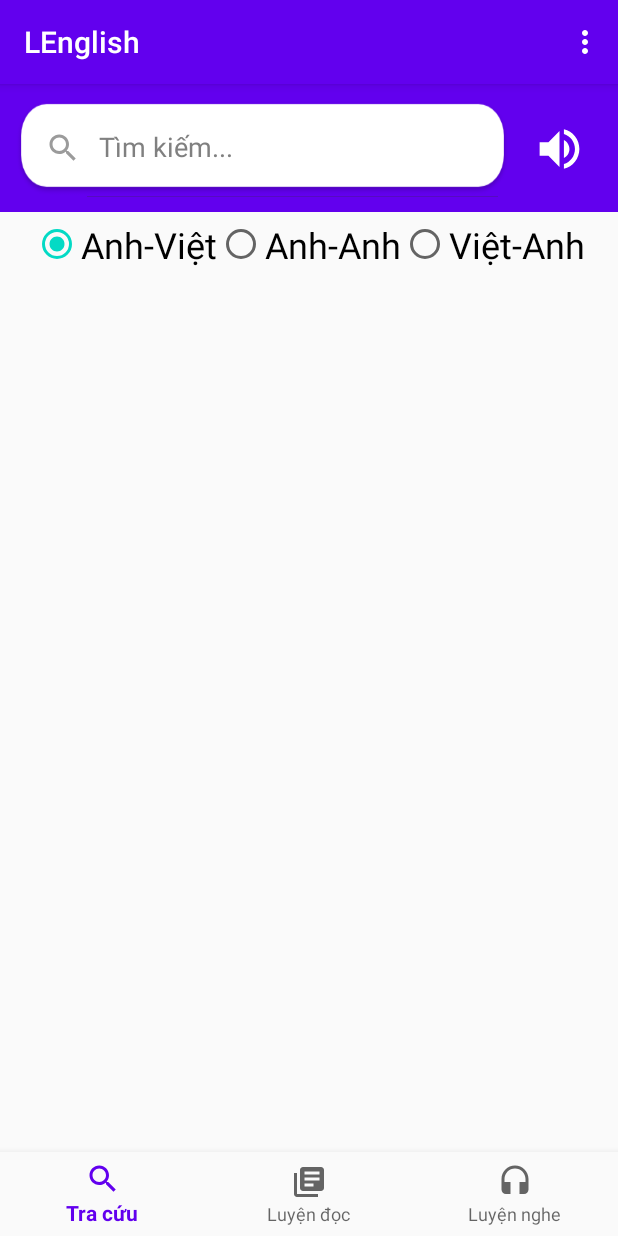
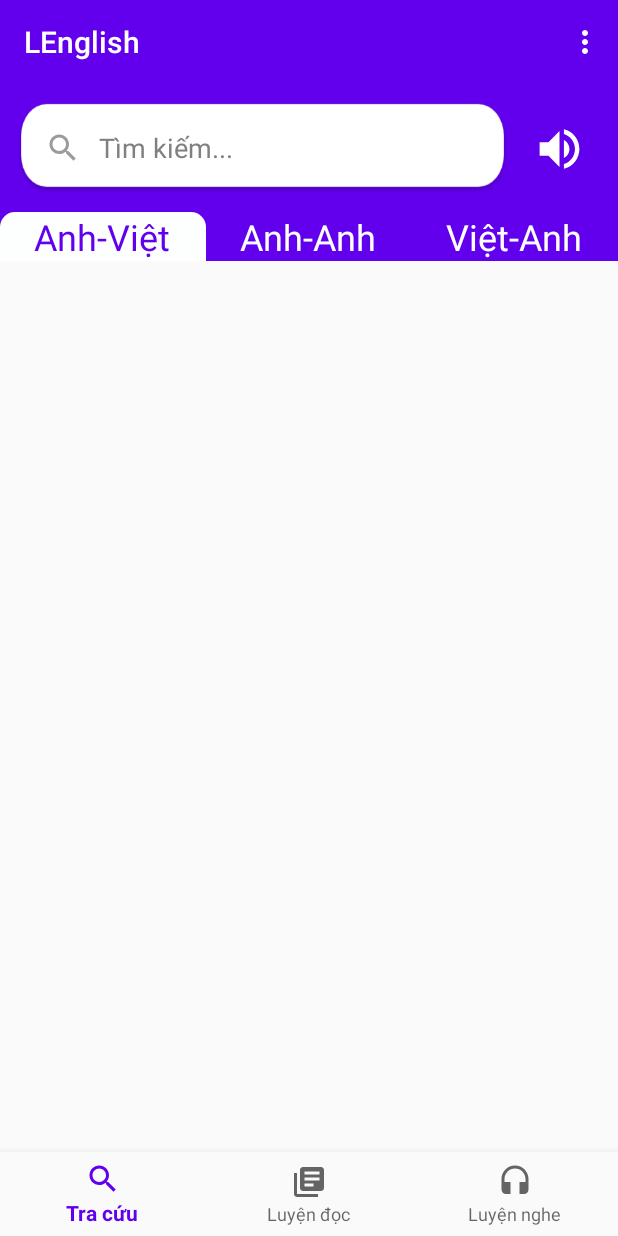
Before and after one commit to NguyenBaDat99/LTDD_TH71_Nhom8, an Android app: the screen it shows after launch (Main), on a phone screen of 412 x 824 dp. Run offline under Robolectric (Android 15) with nearby library versions, the phone set to English and light mode, and no system bars.

Commit message:
Chỉnh radio button fragment tra cứu

```diff
--- a/app/src/main/java/com/example/dictionary/fragment/TraCuuFragment.java
+++ b/app/src/main/java/com/example/dictionary/fragment/TraCuuFragment.java
@@ -1,5 +1,6 @@
 package com.example.dictionary.fragment;
 
+import android.graphics.Color;
 import android.media.AudioManager;
 import android.media.MediaPlayer;
 import android.os.Bundle;
@@ -7,6 +8,7 @@ import android.view.LayoutInflater;
 import android.view.View;
 import android.view.ViewGroup;
 import android.widget.Button;
+import android.widget.RadioButton;
 import android.widget.RadioGroup;
 import android.widget.TextView;
 
@@ -26,6 +28,8 @@ public class TraCuuFragment extends Fragment {
     int cachTraCuu = 0;  //Cách để tra cứu (0 = Anh-Việt; 1 = Anh-Anh; 2 = Việt-Anh)
     String tuCanTra = ""; //Từ cần tra
 
+    RadioButton rbAnhViet, rbAnhAnh, rbVietAnh;
+
     RadioGroup radioCachTraCuu;
     SearchView searchView;
     String url; //Đường dẫn cho api
@@ -40,6 +44,10 @@ public class TraCuuFragment extends Fragment {
 
         txtKetQua = view.findViewById(R.id.txtKetQua);
 
+        rbAnhViet = view.findViewById(R.id.radio_av);
+        rbAnhAnh = view.findViewById(R.id.radio_aa);
+        rbVietAnh = view.findViewById(R.id.radio_va);
+
         radioCachTraCuu = view .findViewById(R.id.radio_dich);
         radioCachTraCuu.setOnCheckedChangeListener(new RadioGroup.OnCheckedChangeListener(){
             public void onCheckedChanged(RadioGroup group, int checkedId) {
@@ -48,16 +56,29 @@ public class TraCuuFragment extends Fragment {
                 switch(checkedId) {
 
                     case R.id.radio_av:{
+                        rbAnhViet.setTextColor(Color.rgb(98,0,238));
+                        rbAnhAnh.setTextColor(Color.WHITE);
+                        rbVietAnh.setTextColor(Color.WHITE);
+
                         cachTraCuu = 0;
                         traTu(cachTraCuu);
+
                     }
                         break;
                     case R.id.radio_aa:{
+                        rbAnhAnh.setTextColor(Color.rgb(98,0,238));
+                        rbAnhViet.setTextColor(Color.WHITE);
+                        rbVietAnh.setTextColor(Color.WHITE);
+
                         cachTraCuu = 1;
                         traTu(cachTraCuu);
                     }
                         break;
                     case R.id.radio_va:{
+                        rbVietAnh.setTextColor(Color.rgb(98,0,238));
+                        rbAnhAnh.setTextColor(Color.WHITE);
+                        rbAnhViet.setTextColor(Color.WHITE);
+
                         traTu(cachTraCuu);
                     }break;
                 }
--- /dev/null
+++ b/app/src/main/res/drawable/radio_button_center_checked.xml
@@ -0,0 +1,6 @@
+<?xml version="1.0" encoding="utf-8"?>
+<shape android:shape="rectangle" xmlns:android="http://schemas.android.com/apk/res/android">
+    <solid android:color="@color/white"/>
+    <corners android:topRightRadius="10dp"
+        android:topLeftRadius="10dp"/>
+</shape>
--- /dev/null
+++ b/app/src/main/res/drawable/radio_button_center_selector.xml
@@ -0,0 +1,7 @@
+<?xml version="1.0" encoding="utf-8"?>
+<selector xmlns:android="http://schemas.android.com/apk/res/android">
+    <item android:drawable="@drawable/radio_button_center_checked"
+        android:state_checked="true"/>
+    <item android:drawable="@drawable/radio_button_center_unchecked"
+        android:state_checked="false"/>
+</selector>
--- /dev/null
+++ b/app/src/main/res/drawable/radio_button_center_unchecked.xml
@@ -0,0 +1,8 @@
+<?xml version="1.0" encoding="utf-8"?>
+<shape android:shape="rectangle" xmlns:android="http://schemas.android.com/apk/res/android">
+    <solid android:color="@color/colorPrimary"/>
+<!--    <corners android:topRightRadius="10dp"-->
+<!--        android:topLeftRadius="10dp"/>-->
+<!--    <stroke android:color="@color/colorPrimary"-->
+<!--        android:width="1dp"/>-->
+</shape>
--- /dev/null
+++ b/app/src/main/res/drawable/radio_button_left_checked.xml
@@ -0,0 +1,6 @@
+<?xml version="1.0" encoding="utf-8"?>
+<shape android:shape="rectangle" xmlns:android="http://schemas.android.com/apk/res/android">
+    <solid android:color="@color/white"/>
+    <corners android:topLeftRadius="10dp"
+        android:topRightRadius="10dp"/>
+</shape>
--- /dev/null
+++ b/app/src/main/res/drawable/radio_button_left_selector.xml
@@ -0,0 +1,7 @@
+<?xml version="1.0" encoding="utf-8"?>
+<selector xmlns:android="http://schemas.android.com/apk/res/android">
+    <item android:drawable="@drawable/radio_button_left_checked"
+        android:state_checked="true"/>
+    <item android:drawable="@drawable/radio_button_left_unchecked"
+        android:state_checked="false"/>
+</selector>
--- /dev/null
+++ b/app/src/main/res/drawable/radio_button_left_unchecked.xml
@@ -0,0 +1,8 @@
+<?xml version="1.0" encoding="utf-8"?>
+<shape android:shape="rectangle" xmlns:android="http://schemas.android.com/apk/res/android">
+    <solid android:color="@color/colorPrimary"/>
+<!--    <corners android:topRightRadius="10dp"-->
+<!--        android:topLeftRadius="10dp"/>-->
+<!--    <stroke android:color="@color/colorPrimary"-->
+<!--        android:width="1dp"/>-->
+</shape>
--- /dev/null
+++ b/app/src/main/res/drawable/radio_button_right_checked.xml
@@ -0,0 +1,6 @@
+<?xml version="1.0" encoding="utf-8"?>
+<shape android:shape="rectangle" xmlns:android="http://schemas.android.com/apk/res/android">
+    <solid android:color="@color/white"/>
+    <corners android:topRightRadius="10dp"
+            android:topLeftRadius="10dp"/>
+</shape>
--- /dev/null
+++ b/app/src/main/res/drawable/radio_button_right_selector.xml
@@ -0,0 +1,7 @@
+<?xml version="1.0" encoding="utf-8"?>
+<selector xmlns:android="http://schemas.android.com/apk/res/android">
+    <item android:drawable="@drawable/radio_button_right_checked"
+        android:state_checked="true"/>
+    <item android:drawable="@drawable/radio_button_right_unchecked"
+        android:state_checked="false"/>
+</selector>
--- /dev/null
+++ b/app/src/main/res/drawable/radio_button_right_unchecked.xml
@@ -0,0 +1,8 @@
+<?xml version="1.0" encoding="utf-8"?>
+<shape android:shape="rectangle" xmlns:android="http://schemas.android.com/apk/res/android">
+    <solid android:color="@color/colorPrimary"/>
+<!--    <corners android:topRightRadius="10dp"-->
+<!--        android:topLeftRadius="10dp"/>-->
+<!--    <stroke android:color="@color/colorPrimary"-->
+<!--        android:width="1dp"/>-->
+</shape>
--- a/app/src/main/res/layout/activity_main.xml
+++ b/app/src/main/res/layout/activity_main.xml
@@ -11,6 +11,7 @@
         android:id="@+id/appBarLayout"
         android:layout_width="match_parent"
         android:layout_height="wrap_content"
+        app:elevation="0dp"
         android:theme="@style/ThemeOverlay.AppCompat.Dark.ActionBar">
 
         <androidx.appcompat.widget.Toolbar
--- a/app/src/main/res/layout/fragment_tra_cuu.xml
+++ b/app/src/main/res/layout/fragment_tra_cuu.xml
@@ -27,28 +27,29 @@
             android:focusable="true"
             android:theme="@style/SearchTextViewTheme"
             app:iconifiedByDefault="false"
+            app:queryBackground="@android:color/transparent"
             app:queryHint="Tìm kiếm..."
-            app:searchIcon="@drawable/ic_search_gray_24dp"/>
+            app:searchIcon="@drawable/ic_search_gray_24dp" />
 
         <Button
             android:id="@+id/btn_play"
             android:layout_width="35dp"
             android:layout_height="36dp"
+            android:layout_marginLeft="15dp"
             android:layout_marginTop="25dp"
-            android:layout_marginLeft="15dp"
+            style="?android:attr/borderlessButtonStyle"
             android:background="@drawable/ic_volume_up_black_24dp"
             app:layout_constraintEnd_toEndOf="parent"
-            app:layout_constraintTop_toBottomOf="@+id/radio_dich"
-            />
+            app:layout_constraintTop_toBottomOf="@+id/radio_dich" />
 
     </LinearLayout>
 
     <RadioGroup
         android:id="@+id/radio_dich"
-        android:layout_width="wrap_content"
+        android:layout_width="match_parent"
         android:layout_height="wrap_content"
         android:orientation="horizontal"
-        android:padding="5dp"
+        android:background="@color/colorPrimary"
         app:layout_constraintEnd_toEndOf="parent"
         app:layout_constraintStart_toStartOf="parent"
         app:layout_constraintTop_toBottomOf="@+id/linearLayout">
@@ -57,23 +58,38 @@
             android:id="@+id/radio_av"
             android:layout_width="wrap_content"
             android:layout_height="wrap_content"
+            android:layout_weight="1"
+            android:background="@drawable/radio_button_left_selector"
+            android:button="@android:color/transparent"
+            android:checked="true"
+            android:gravity="center"
             android:text="Anh-Việt"
-            android:textSize="24sp"
-            android:checked="true"/>
+            android:textColor="@color/colorPrimary"
+            android:textSize="24sp" />
 
         <RadioButton
             android:id="@+id/radio_aa"
             android:layout_width="wrap_content"
             android:layout_height="wrap_content"
+            android:layout_weight="1"
+            android:background="@drawable/radio_button_center_selector"
+            android:button="@android:color/transparent"
+            android:gravity="center"
             android:text="Anh-Anh"
-            android:textSize="24sp"/>
+            android:textColor="@color/white"
+            android:textSize="24sp" />
 
         <RadioButton
             android:id="@+id/radio_va"
             android:layout_width="wrap_content"
             android:layout_height="wrap_content"
+            android:layout_weight="1"
+            android:background="@drawable/radio_button_right_selector"
+            android:button="@android:color/transparent"
+            android:gravity="center"
             android:text="Việt-Anh"
-            android:textSize="24sp"/>
+            android:textColor="@color/white"
+            android:textSize="24sp" />
     </RadioGroup>
 
     <ScrollView
--- a/app/src/main/res/values/styles.xml
+++ b/app/src/main/res/values/styles.xml
@@ -7,6 +7,7 @@
         <item name="colorPrimaryDark">@color/colorPrimaryDark</item>
         <item name="colorAccent">@color/colorAccent</item>
 
+
         <item name="windowActionBar">false</item>
         <item name="windowNoTitle">true</item>
     </style>
@@ -15,15 +16,5 @@
         <item name="android:textColor">@color/textHint</item>
     </style>
 
-    <style name="expandedTitleText" parent="@android:style/TextAppearance">
-        <item name="android:textSize">26sp</item>
-    </style>
-
-    <style name="MyTabText" parent="TextAppearance.AppCompat.Button">
-        <item name="android:textColor">#ffffff</item>
-        <item name="android:textSize">16sp</item>
-        <item name="textAllCaps">false</item>
-    </style>
-
 
 </resources>
```
